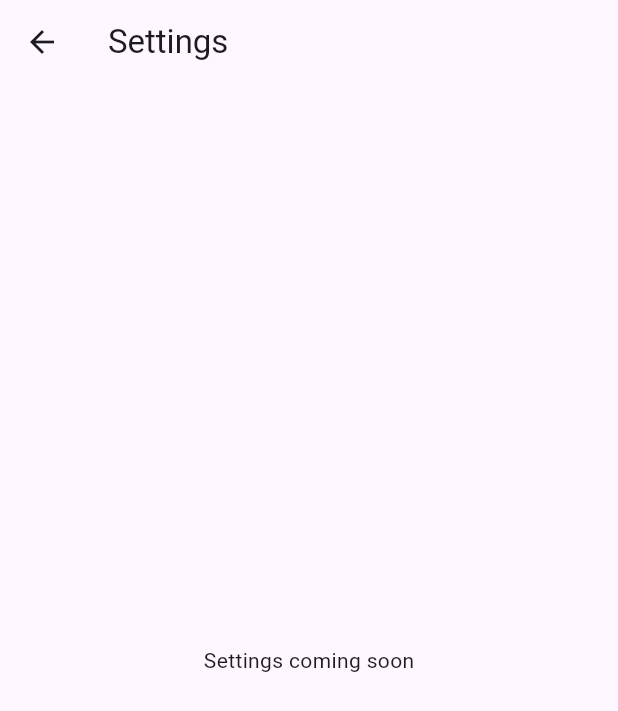
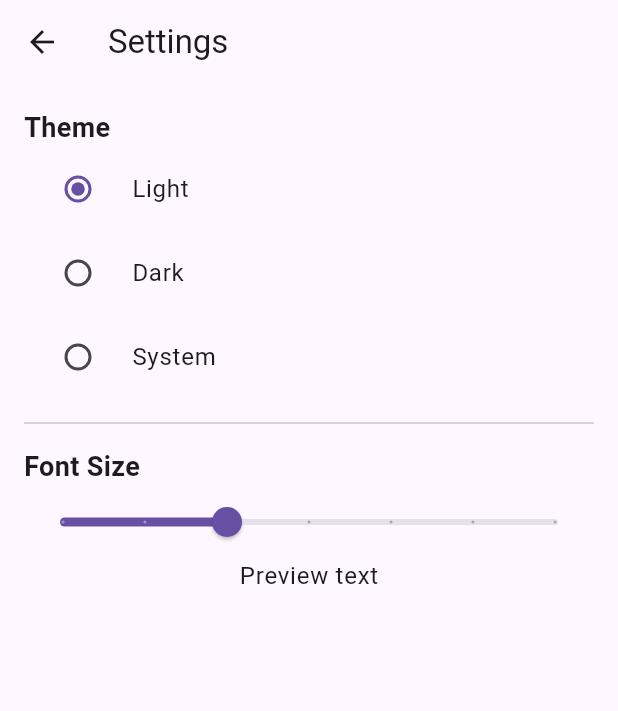
Before and after one commit to hammam-elsheikh/TrackIt, a Flutter app: the SettingsScreen screen opened directly, on a phone screen of 412 x 824 dp. Shown: the top 711 px of the screen. Run offline on Flutter 3.47's test engine with Material 3 defaults, Android fonts, the phone set to English and light mode, and no system bars; our stand-ins replace shared_preferences; accounts and stored records are empty.

Commit message:
setting update : added themes, edit font size

```diff
--- a/lib/models/app_menu_item.dart
+++ /dev/null
@@ -1 +0,0 @@
-enum AppMenuItem { completed, stats, settings }
--- a/lib/screens/settings_screen.dart
+++ b/lib/screens/settings_screen.dart
@@ -1,13 +1,71 @@
 import 'package:flutter/material.dart';
+import 'package:provider/provider.dart';
+import '../services/app_settings.dart';
 
 class SettingsScreen extends StatelessWidget {
   const SettingsScreen({super.key});
 
   @override
   Widget build(BuildContext context) {
+    final settings = context.watch<AppSettings>();
+
     return Scaffold(
       appBar: AppBar(title: const Text('Settings')),
-      body: const Center(child: Text('Settings coming soon')),
+      body: ListView(
+        padding: const EdgeInsets.all(16),
+        children: [
+          // ---------- THEME ----------
+          const Text(
+            'Theme',
+            style: TextStyle(fontSize: 18, fontWeight: FontWeight.bold),
+          ),
+
+          RadioListTile<ThemeMode>(
+            value: ThemeMode.light,
+            groupValue: settings.themeMode,
+            title: const Text('Light'),
+            onChanged: settings.setThemeMode,
+          ),
+
+          RadioListTile<ThemeMode>(
+            value: ThemeMode.dark,
+            groupValue: settings.themeMode,
+            title: const Text('Dark'),
+            onChanged: settings.setThemeMode,
+          ),
+
+          RadioListTile<ThemeMode>(
+            value: ThemeMode.system,
+            groupValue: settings.themeMode,
+            title: const Text('System'),
+            onChanged: settings.setThemeMode,
+          ),
+
+          const Divider(height: 32),
+
+          // ---------- FONT SIZE ----------
+          const Text(
+            'Font Size',
+            style: TextStyle(fontSize: 18, fontWeight: FontWeight.bold),
+          ),
+
+          Slider(
+            min: 0.8,
+            max: 1.4,
+            divisions: 6,
+            value: settings.fontScale,
+            label: settings.fontScale.toStringAsFixed(1),
+            onChanged: settings.setFontScale,
+          ),
+
+          Center(
+            child: Text(
+              'Preview text',
+              style: Theme.of(context).textTheme.bodyLarge,
+            ),
+          ),
+        ],
+      ),
     );
   }
 }
--- a/pubspec.yaml
+++ b/pubspec.yaml
@@ -30,6 +30,7 @@ environment:
 dependencies:
   flutter:
     sdk: flutter
+  provider: ^6.0.0
   shared_preferences: ^2.2.2
 
   # The following adds the Cupertino Icons font to your application.
```
Also changed, not shown: lib/main.dart (+32 -6 lines), lib/screens/home_screen.dart (+41 -42 lines), lib/services/app_settings.dart (+15 -3 lines), pubspec.lock.
